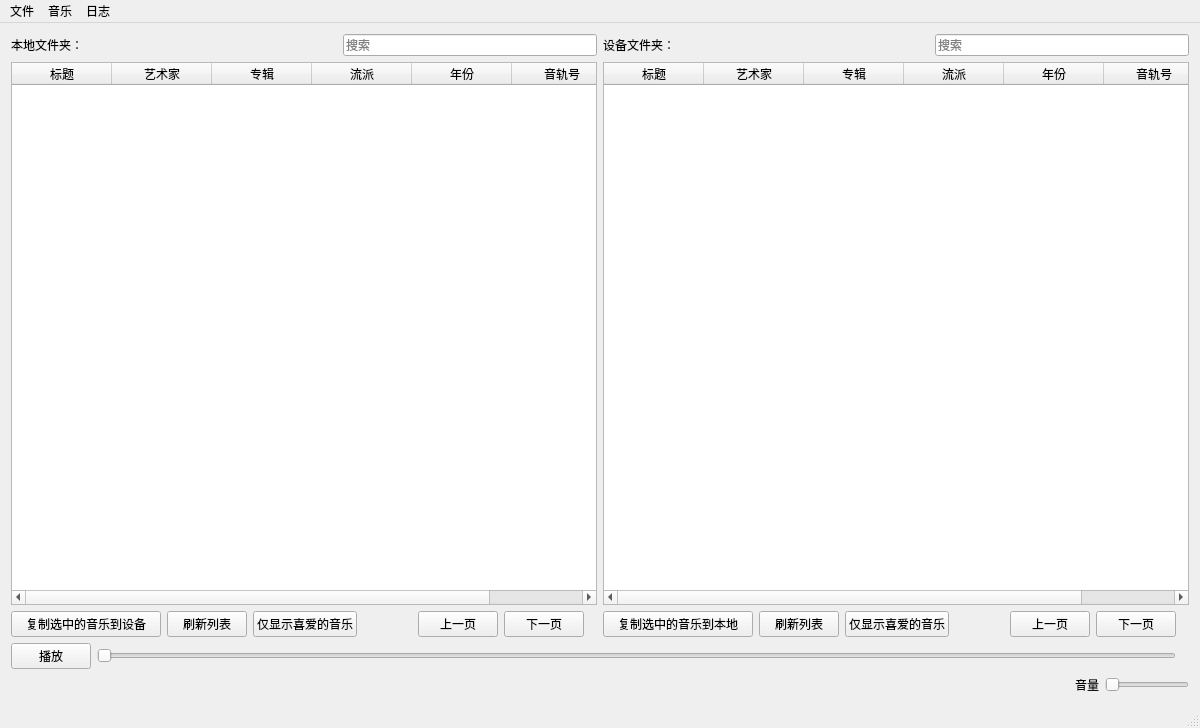
First picture: the form in MusicSyncTool.ui, repository FunnyAWM/MusicSyncTool, before the edit.
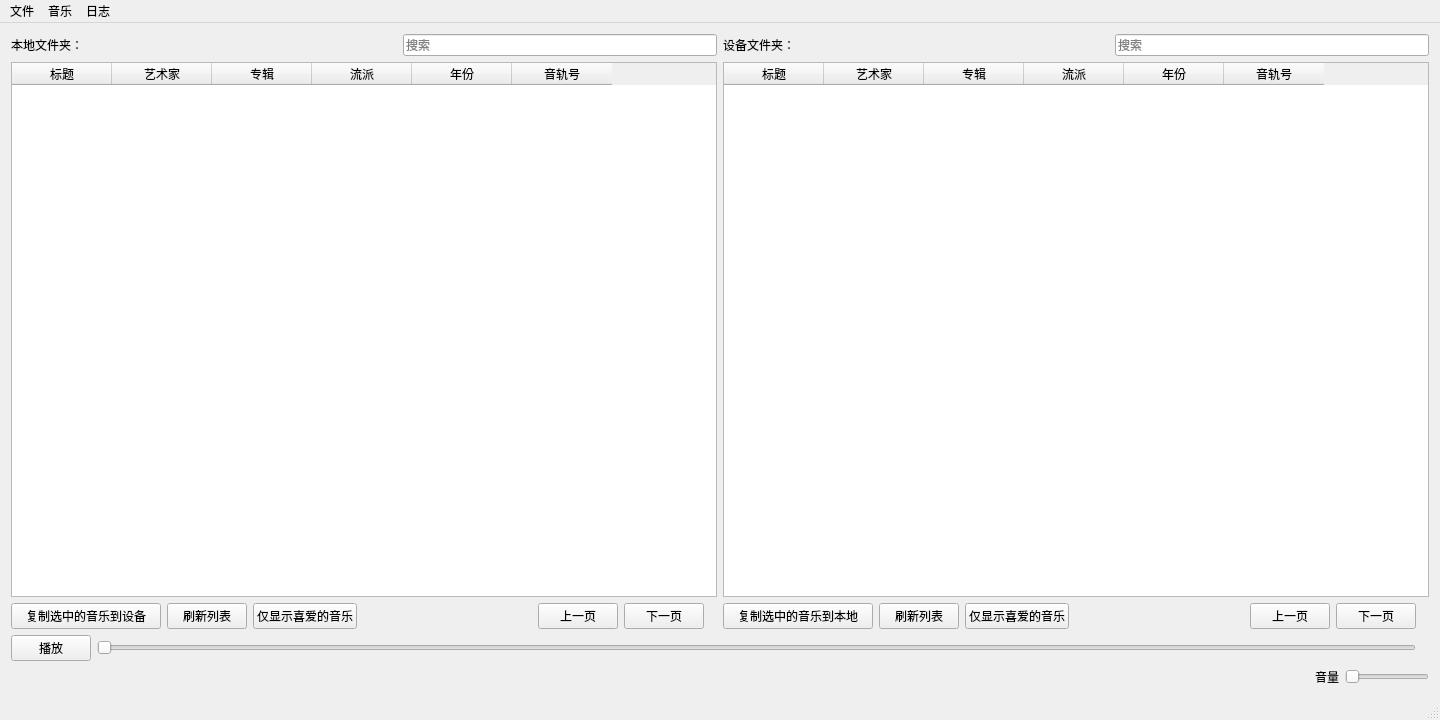
Second picture: the form after the edit.

Diff of the .ui file:
```diff
--- a/MusicSyncTool.ui
+++ b/MusicSyncTool.ui
@@ -6,10 +6,16 @@
    <rect>
     <x>0</x>
     <y>0</y>
-    <width>1200</width>
-    <height>728</height>
+    <width>1440</width>
+    <height>720</height>
    </rect>
   </property>
+  <property name="sizePolicy">
+   <sizepolicy hsizetype="Expanding" vsizetype="Expanding">
+    <horstretch>0</horstretch>
+    <verstretch>0</verstretch>
+   </sizepolicy>
+  </property>
   <property name="windowTitle">
    <string>音乐同步工具</string>
   </property>
@@ -385,7 +391,7 @@
     <rect>
      <x>0</x>
      <y>0</y>
-     <width>1200</width>
+     <width>1440</width>
      <height>33</height>
     </rect>
    </property>
```
